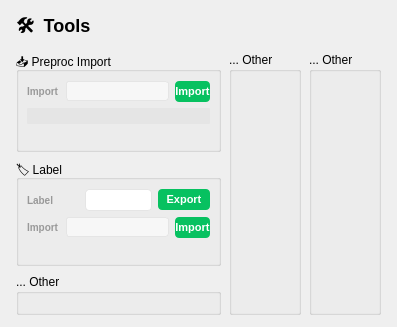
The window that main/core/tools/tools.ui (Mcriel-CHYJIE/YOLO) describes before a commit, drawn with Qt 5.
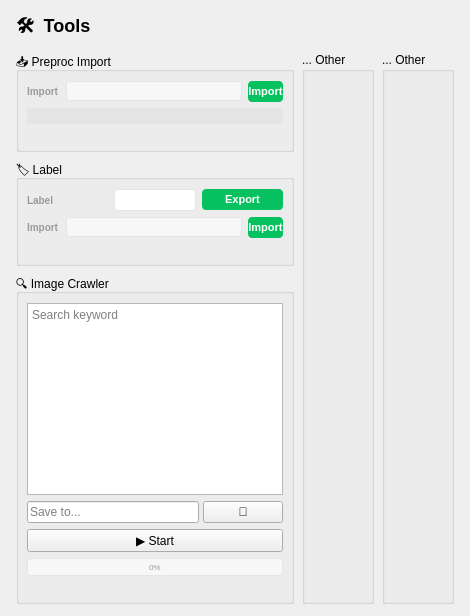
The same window after the commit.

Commit message: 0.2.5：优化训练页面布局与参数配置，新增预设管理、注意力机制、LoRA、多尺度/AMP/Cache 开关及数据增强，修复 Label 页按钮状态与路径处理，添加中英文 README 和训练退出确认

```diff
--- a/main/core/tools/tools.ui
+++ b/main/core/tools/tools.ui
@@ -126,11 +126,50 @@
     </widget></item>
 
     <item><widget class="QGroupBox" name="otherPlaceholder">
-     <property name="title"><string>... Other</string></property>
+     <property name="title"><string>🔍 Image Crawler</string></property>
      <layout class="QVBoxLayout" name="otherPlaceholderLo">
       <property name="leftMargin"><number>8</number></property>
       <property name="rightMargin"><number>8</number></property>
       <property name="spacing"><number>6</number></property>
+
+      <item><widget class="QPlainTextEdit" name="crawlerKeyword">
+       <property name="placeholderText"><string>Search keyword</string></property>
+       <property name="minimumHeight"><number>100</number></property>
+       <property name="maximumHeight"><number>100</number></property>
+      </widget></item>
+
+      <item><layout class="QHBoxLayout" name="crawlerPathRow">
+       <property name="spacing"><number>4</number></property>
+       <item><widget class="QLineEdit" name="crawlerPath">
+        <property name="readOnly"><bool>true</bool></property>
+        <property name="placeholderText"><string>Save to...</string></property>
+       </widget></item>
+       <item><widget class="QPushButton" name="crawlerBrowseBtn">
+        <property name="text"><string>📁</string></property>
+        <property name="fixedWidth"><number>28</number></property>
+        <property name="fixedHeight"><number>24</number></property>
+       </widget></item>
+      </layout></item>
+
+      <item><widget class="QPushButton" name="crawlerStartBtn">
+       <property name="text"><string>▶ Start</string></property>
+       <property name="minimumHeight"><number>26</number></property>
+      </widget></item>
+
+      <item><widget class="QProgressBar" name="crawlerProgress">
+       <property name="maximum"><number>100</number></property>
+       <property name="value"><number>0</number></property>
+       <property name="textVisible"><bool>true</bool></property>
+       <property name="fixedHeight"><number>16</number></property>
+       <property name="styleSheet"><string>QProgressBar{border:1px solid #e5e5e5;border-radius:3px;height:16px;background:#f7f7f7;text-align:center;font-size:8px;color:#999;}QProgressBar::chunk{background:#07C160;border-radius:2px;}</string></property>
+      </widget></item>
+
+      <item><widget class="QLabel" name="crawlerInfo">
+       <property name="text"><string></string></property>
+       <property name="minimumHeight"><number>13</number></property>
+       <property name="maximumHeight"><number>13</number></property>
+       <property name="styleSheet"><string>font-size:9px;padding:0;margin:0;</string></property>
+      </widget></item>
      </layout>
     </widget></item>
 
```
The commit also changes 17 other files.
